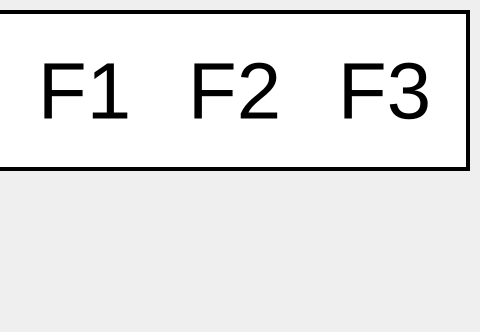
First picture: the form in main_gui.ui, repository lukascobbler/japanese_practice, before the edit; both pictures show x 661 to 1141 and y 0 to 332 of the 1141 by 332 pixel window.
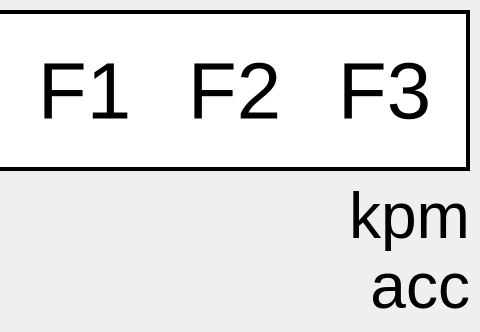
Second picture: the form after the edit. Icons and pictures are not drawn.

Diff of the .ui file:
```diff
--- a/main_gui.ui
+++ b/main_gui.ui
@@ -97,7 +97,10 @@
      </font>
     </property>
     <property name="text">
-     <string/>
+     <string>acc</string>
+    </property>
+    <property name="alignment">
+     <set>Qt::AlignRight|Qt::AlignTrailing|Qt::AlignVCenter</set>
     </property>
    </widget>
    <widget class="QPushButton" name="btn_reset">
@@ -388,6 +391,27 @@
      <string>Select kana</string>
     </property>
    </widget>
+   <widget class="QLabel" name="kpm">
+    <property name="geometry">
+     <rect>
+      <x>930</x>
+      <y>180</y>
+      <width>201</width>
+      <height>71</height>
+     </rect>
+    </property>
+    <property name="font">
+     <font>
+      <pointsize>48</pointsize>
+     </font>
+    </property>
+    <property name="text">
+     <string>kpm</string>
+    </property>
+    <property name="alignment">
+     <set>Qt::AlignRight|Qt::AlignTrailing|Qt::AlignVCenter</set>
+    </property>
+   </widget>
   </widget>
  </widget>
  <resources/>
```
